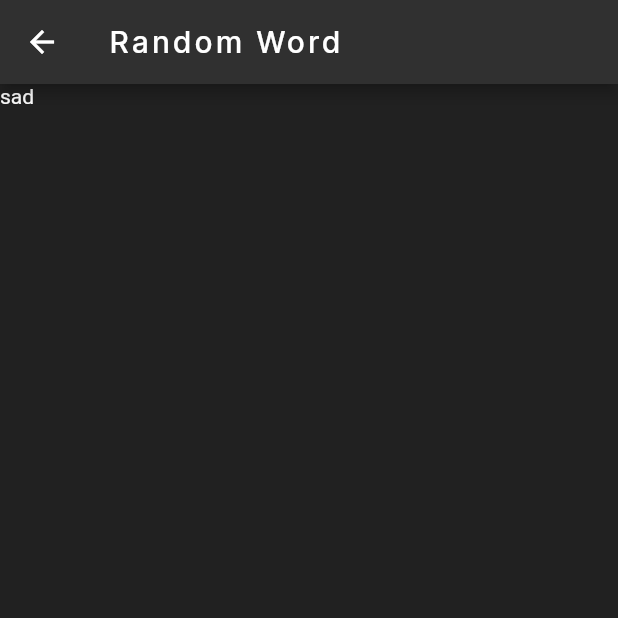
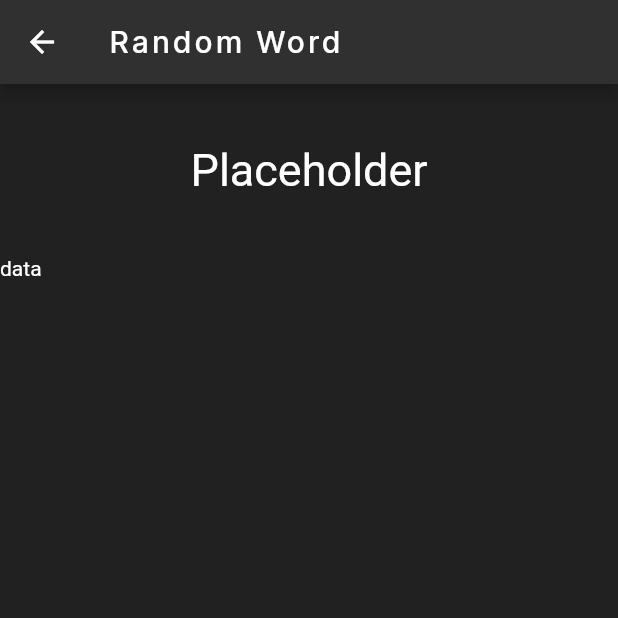
Before and after one commit to Kitz24/Simple_Vocab, a Flutter app: the randomWord screen opened directly, on a phone screen of 412 x 824 dp, the top half of it. Run offline on Flutter 3.47's test engine with Material 2 defaults, Android fonts, the light colour scheme and no system bars; our stand-ins replace fluttertoast.

Commit message:
random ui done

```diff
--- a/lib/randomWord.dart
+++ b/lib/randomWord.dart
@@ -13,8 +13,15 @@ class randomWord extends StatelessWidget{
 
         body: ListView(
           children: [
-            Text("sad")
-          ],
+            Center(
+                child: Container(
+                  padding: EdgeInsets.all(40),
+                    child: Text("Placeholder", style: TextStyle(fontSize: 30),)
+
+                ),
+            ),
+            Text("data")
+                      ],
         )
 
     );
```
Also changed, not shown: pubspec.lock.
